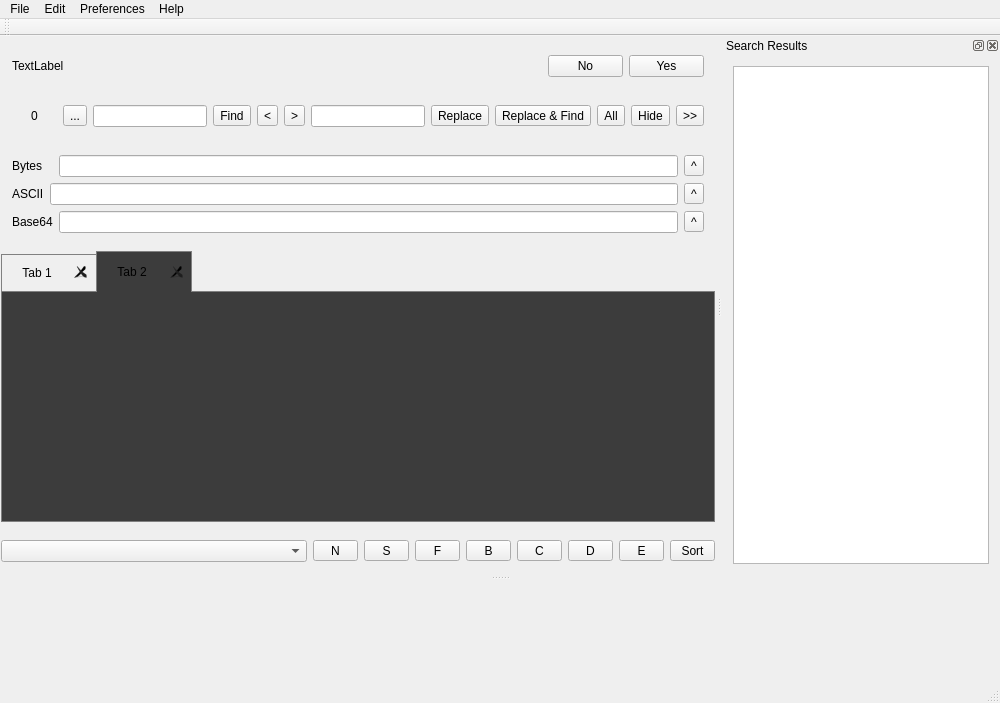
ic005k/Xplist, file mainwindow.ui: the form before one commit.
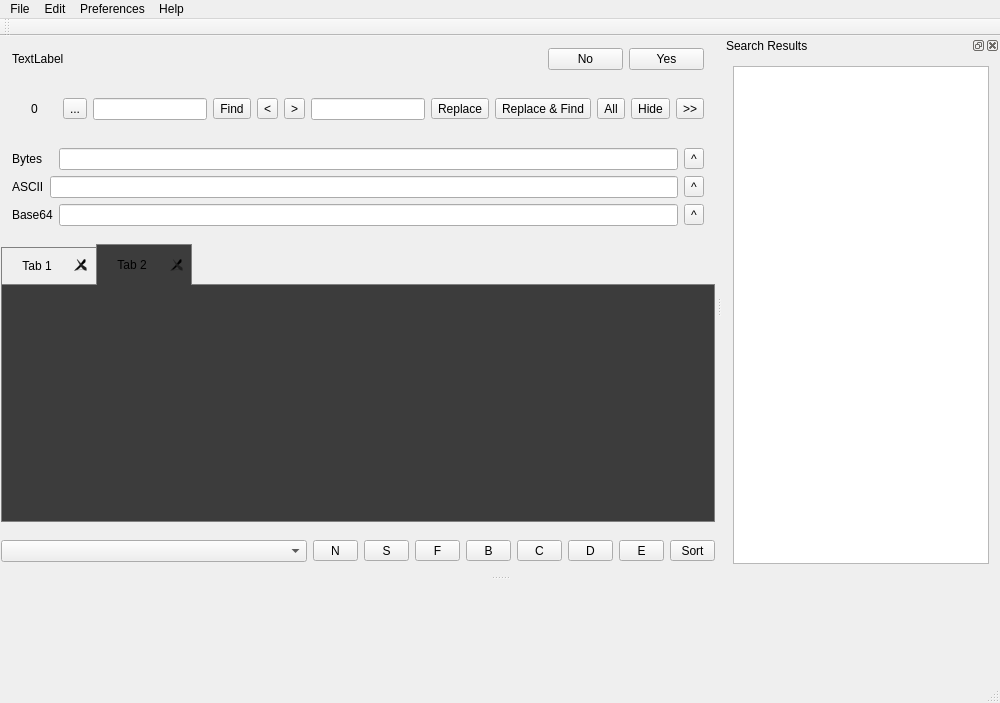
The form after the commit. Icons and pictures are not drawn.

```diff
--- a/mainwindow.ui
+++ b/mainwindow.ui
@@ -35,7 +35,7 @@
      <number>1</number>
     </property>
     <property name="topMargin">
-     <number>8</number>
+     <number>1</number>
     </property>
     <property name="rightMargin">
      <number>1</number>
```
